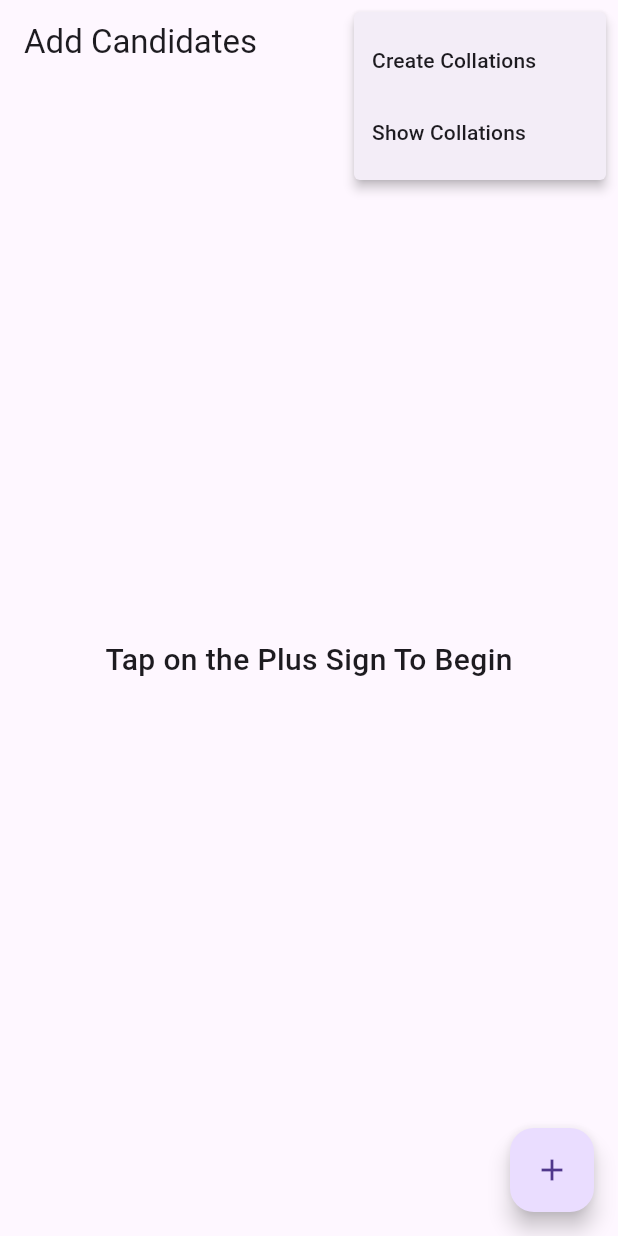
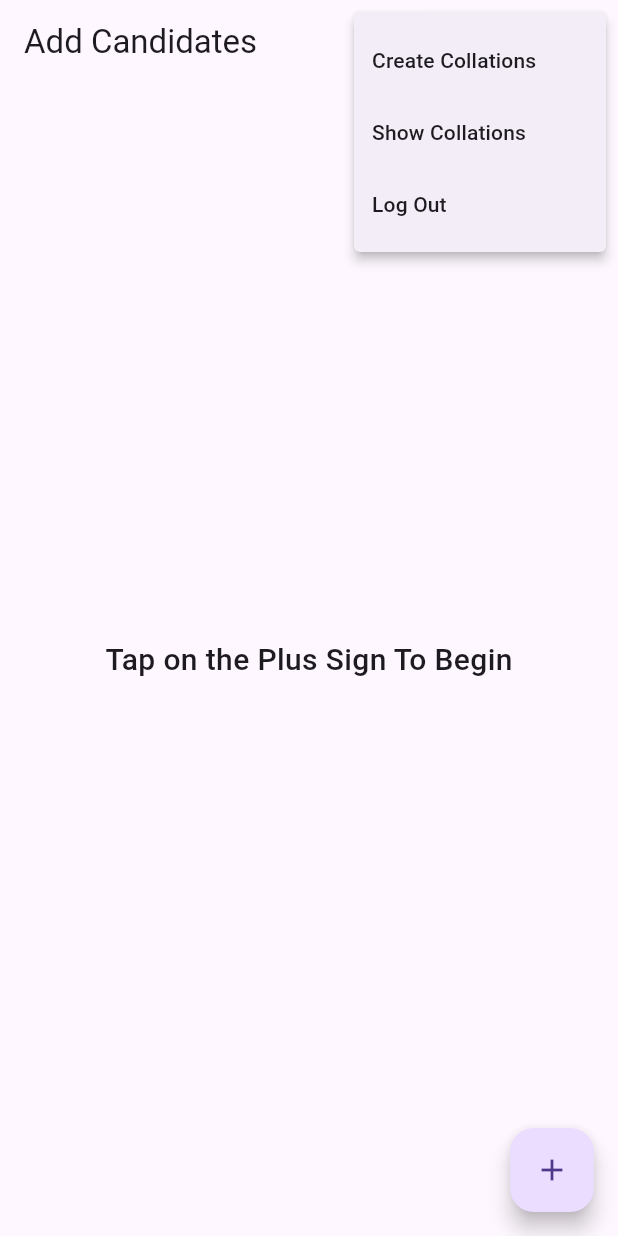
Before and after one commit to EhMaNa/blockchain_collation, a Flutter app: the AddCandidate screen opened by its route, after a tap on the "more vert" icon, on a phone screen of 412 x 824 dp. Run offline on Flutter 3.47's test engine with Material 2 defaults, Android fonts, the phone set to English and light mode, and no system bars; our stand-ins replace dio; missing offline and left inert: web3dart.

Commit message:
added logout

```diff
--- a/collation_app/lib/screens/add_candidate.dart
+++ b/collation_app/lib/screens/add_candidate.dart
@@ -34,6 +34,11 @@ class _AddCandidateState extends State<AddCandidate> {
         actions: [
           PopupMenuButton(onSelected: (value) {
             switch (value) {
+              case "Out":
+                {
+                  Navigator.pop(context);
+                }
+                break;
               case "Create":
                 {
                   if (temp.routines.isNotEmpty) {
@@ -143,7 +148,11 @@ class _AddCandidateState extends State<AddCandidate> {
               PopupMenuItem(
                 value: 'Show',
                 child: Text('Show Collations'),
-              )
+              ),
+              PopupMenuItem(
+                value: 'Out',
+                child: Text('Log Out'),
+              ),
             ];
           })
         ],
```
